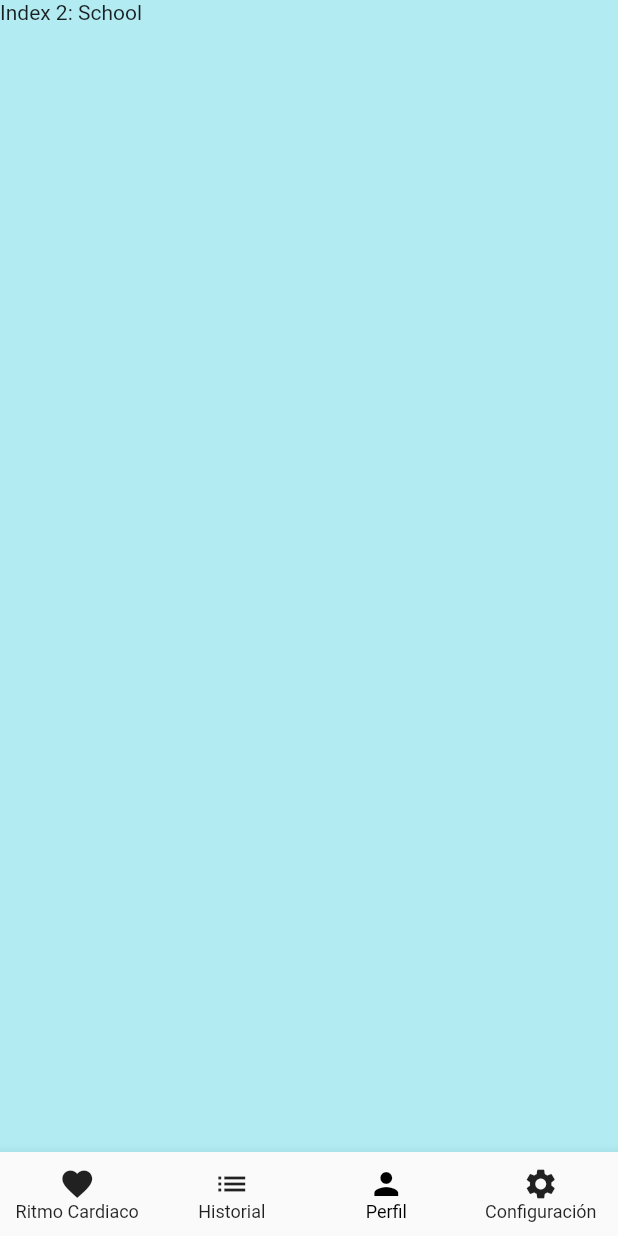
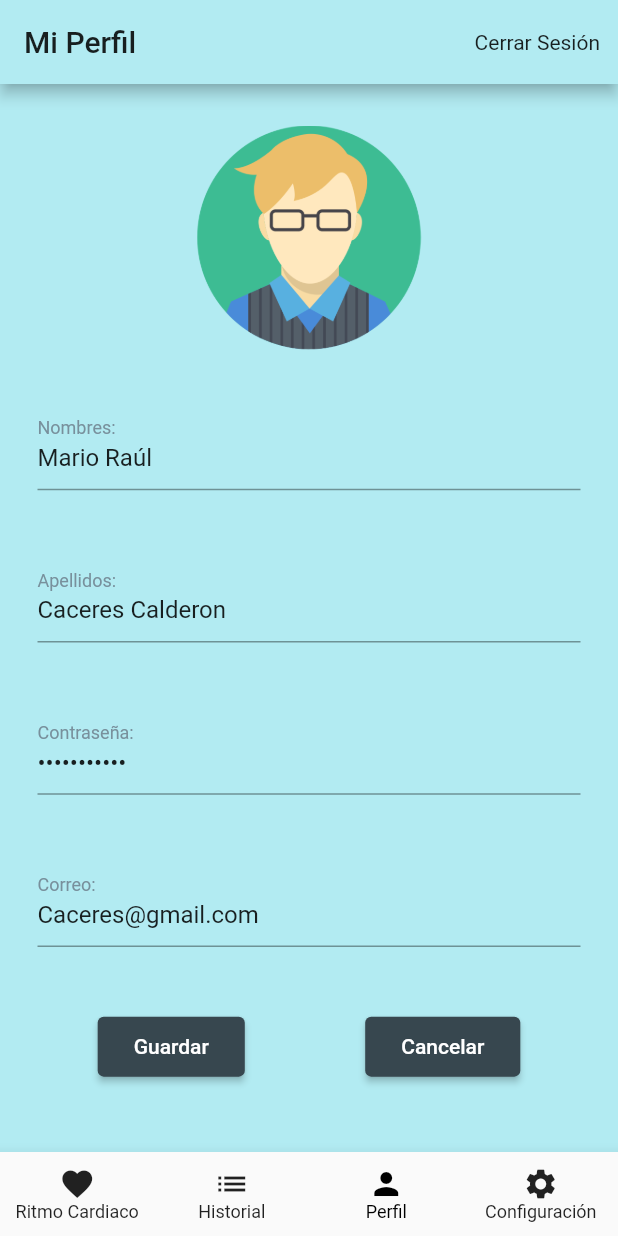
Before and after one commit to sadaakisz/it_innova_flutter, a Flutter app: the screen it shows after launch, item 3 of the bottom bar chosen, on a phone screen of 412 x 824 dp. Run offline on Flutter 3.47's test engine with Material 2 defaults, Android fonts, the phone set to English and light mode, and no system bars.

Commit message:
Implemented baseline for Profile.

```diff
--- a/lib/pages/home.dart
+++ b/lib/pages/home.dart
@@ -1,5 +1,6 @@
 import 'package:flutter/material.dart';
 import 'package:it_innova_flutter/pages/history.dart';
+import 'package:it_innova_flutter/pages/profile.dart';
 import 'package:it_innova_flutter/pages/settings.dart';
 
 class Home extends StatefulWidget {
@@ -22,9 +23,7 @@ class _HomeState extends State<Home> {
       'Index 0: Home',
     ),
     History(),
-    Text(
-      'Index 2: School',
-    ),
+    Profile(),
     Settings(),
   ];
   void _onItemTapped(int index) {
--- /dev/null
+++ b/lib/pages/profile.dart
@@ -0,0 +1,128 @@
+import 'package:flutter/material.dart';
+
+class Profile extends StatefulWidget {
+  const Profile({Key? key}) : super(key: key);
+
+  @override
+  _ProfileState createState() => _ProfileState();
+}
+
+class _ProfileState extends State<Profile> {
+  final TextEditingController nameController = TextEditingController();
+  final TextEditingController surnameController = TextEditingController();
+  final TextEditingController passwordController = TextEditingController();
+  final TextEditingController emailController = TextEditingController();
+  final TextStyle labelStyle = TextStyle(color: Colors.blueGrey.shade400);
+
+  @override
+  void initState() {
+    //TODO: Get profile info from server
+    nameController.text = 'Mario Raúl';
+    surnameController.text = 'Caceres Calderon';
+    passwordController.text = '*Caceres123';
+    emailController.text = 'Caceres@gmail.com';
+    super.initState();
+  }
+
+  @override
+  Widget build(BuildContext context) {
+    return Scaffold(
+      appBar: AppBar(
+        title: Text(
+          'Mi Perfil',
+          style: TextStyle(color: Colors.black87),
+        ),
+        iconTheme: IconThemeData(color: Colors.black87),
+        actions: <Widget>[
+          Center(
+            child: GestureDetector(
+              //TODO: Show sign out dialog
+              onTap: () {},
+              child: Padding(
+                padding: const EdgeInsets.only(right: 12.0),
+                child: Text(
+                  'Cerrar Sesión',
+                  style: TextStyle(color: Colors.black87),
+                ),
+              ),
+            ),
+          ),
+        ],
+      ),
+      body: Padding(
+        padding: const EdgeInsets.symmetric(vertical: 25.0, horizontal: 25.0),
+        child: Column(
+          children: <Widget>[
+            Expanded(
+              flex: 1,
+              child: Center(
+                child: SizedBox(
+                  width: 150,
+                  child: Image.asset('assets/perfil.png'),
+                ),
+              ),
+            ),
+            Expanded(
+              flex: 3,
+              child: Column(
+                mainAxisAlignment: MainAxisAlignment.spaceAround,
+                children: <Widget>[
+                  TextFormField(
+                    controller: nameController,
+                    decoration: InputDecoration(
+                      labelText: 'Nombres:',
+                      labelStyle: labelStyle,
+                    ),
+                  ),
+                  TextFormField(
+                    controller: surnameController,
+                    decoration: InputDecoration(
+                      labelText: 'Apellidos:',
+                      labelStyle: labelStyle,
+                    ),
+                  ),
+                  TextFormField(
+                    controller: passwordController,
+                    obscureText: true,
+                    decoration: InputDecoration(
+                      labelText: 'Contraseña:',
+                      labelStyle: labelStyle,
+                    ),
+                  ),
+                  TextFormField(
+                    controller: emailController,
+                    decoration: InputDecoration(
+                      labelText: 'Correo:',
+                      labelStyle: labelStyle,
+                    ),
+                  ),
+                  Row(
+                    mainAxisAlignment: MainAxisAlignment.spaceAround,
+                    children: <Widget>[
+                      ElevatedButton(
+                        onPressed: () {},
+                        child: Padding(
+                          padding: const EdgeInsets.symmetric(
+                              vertical: 12.0, horizontal: 8.0),
+                          child: Text('Guardar'),
+                        ),
+                      ),
+                      ElevatedButton(
+                        onPressed: () {},
+                        child: Padding(
+                          padding: const EdgeInsets.symmetric(
+                              vertical: 12.0, horizontal: 8.0),
+                          child: Text('Cancelar'),
+                        ),
+                      ),
+                    ],
+                  ),
+                ],
+              ),
+            )
+          ],
+        ),
+      ),
+    );
+  }
+}
```
